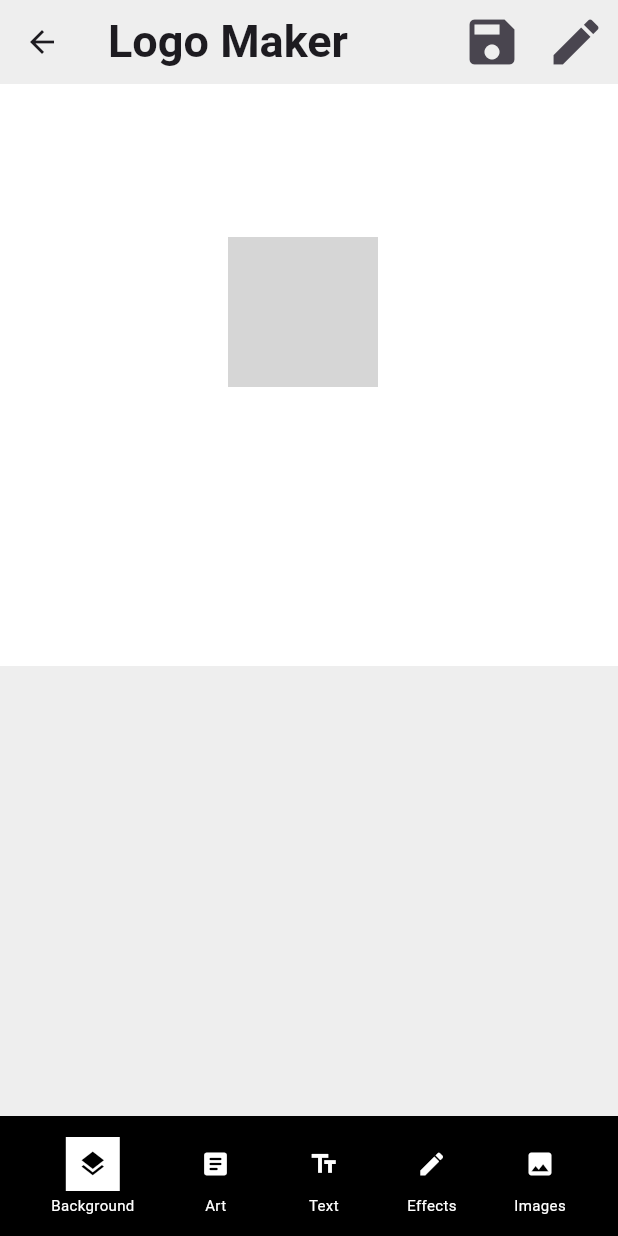
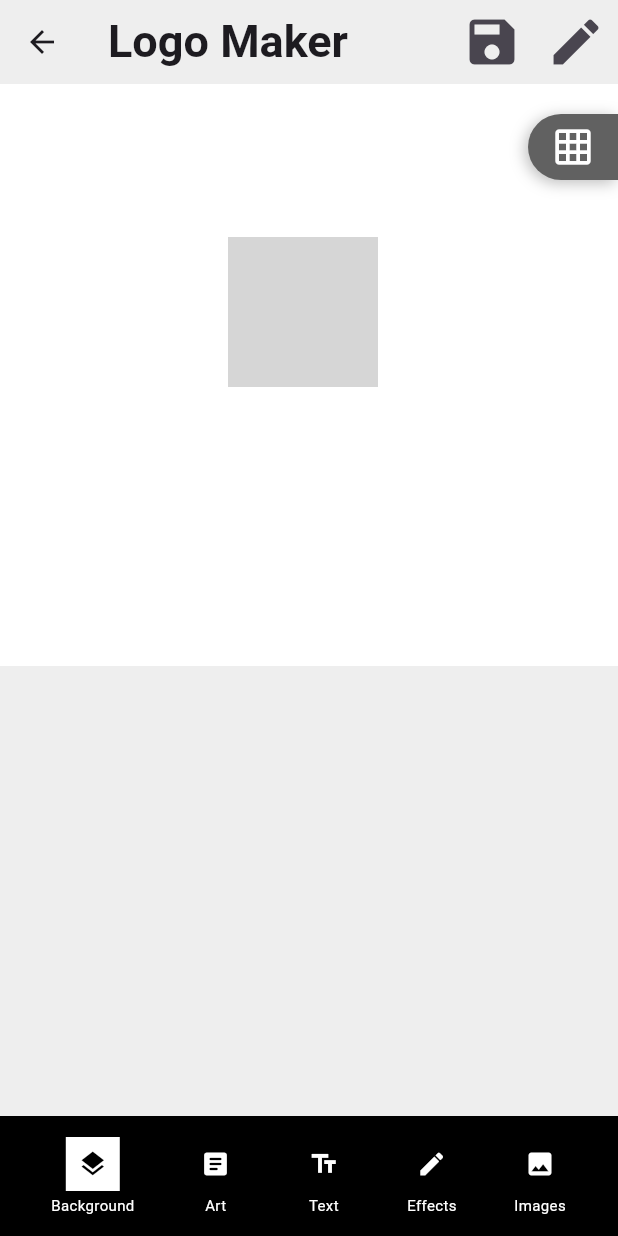
Before and after one commit to devsinntechnologies/logo-app-flutter, a Flutter app: the DownloadLogo screen opened directly with empty values, on a phone screen of 412 x 824 dp. Run offline on Flutter 3.47's test engine with Material 3 defaults, Android fonts, the light colour scheme and no system bars; our stand-ins replace connectivity_plus, flutter_svg, google_fonts; grey boxes are pictures that could not be loaded.

Commit message:
Updated the grid functionality

```diff
--- a/logo_app_flutter/lib/fragments/template_widget.dart
+++ b/logo_app_flutter/lib/fragments/template_widget.dart
@@ -97,6 +97,7 @@ class _TemplateWidgetState extends State<TemplateWidget> {
               itemBuilder: (context, index) {
                 return InkWell(
                   onTap: () {
+
                     final selectedSvg = svgList[index];
                     Navigator.push(
                       context,
--- a/logo_app_flutter/lib/screens/download_logo.dart
+++ b/logo_app_flutter/lib/screens/download_logo.dart
@@ -21,6 +21,9 @@ class _DownloadLogoState extends State<DownloadLogo> {
   late Offset logoPosition;
   late Offset companyNamePosition;
   late Offset sloganPosition;
+
+  bool _showGrid = false;
+
 
   @override
   void initState() {
@@ -54,7 +57,8 @@ class _DownloadLogoState extends State<DownloadLogo> {
 
   void _deleteElement() {
     setState(() {
-      selectedElement = null;
+
+      selectedElement = null; // Deselect
       ScaffoldMessenger.of(
         context,
       ).showSnackBar(const SnackBar(content: Text('Element deleted!')));
@@ -95,6 +99,7 @@ class _DownloadLogoState extends State<DownloadLogo> {
       }
     });
   }
+
   void _showSaveOptions() {
     showDialog(
       context: context,
@@ -169,7 +174,7 @@ void _saveAsPNG() {
               color: Colors.white,
               shape: BoxShape.circle,
               border: Border.all(color: Colors.black, width: 2),
-              boxShadow: [
+              boxShadow: const [
                 BoxShadow(
                   color: Colors.black26,
                   blurRadius: 4,
@@ -184,13 +189,12 @@ void _saveAsPNG() {
     );
   }
 
-  // scaffold
   @override
   Widget build(BuildContext context) {
     return Scaffold(
       appBar: AppBar(
         backgroundColor: Colors.grey.shade200,
-        title: Text(
+        title: const Text(
           'Logo Maker',
           style: TextStyle(fontSize: 30, fontWeight: FontWeight.bold),
         ),
@@ -219,16 +223,60 @@ void _saveAsPNG() {
         ],
       ),
 
-      // Main content
       body: Stack(
         children: [
+
           Container(height: 500, width: double.infinity, color: Colors.white),
           Column(
             children: [
               Expanded(
                 child: Stack(
                   children: [
-                    // Company Name
+
+                    if (_showGrid)
+                      CustomPaint(
+                        painter: _GridPainter(
+
+                          gridColor: Colors.black,
+                        ),
+
+                        size: Size.infinite,
+                      ),
+
+                    Positioned(
+                      top: 20,
+                      right: 0,
+                      child: GestureDetector(
+                        onTap: () {
+                          setState(() {
+                            _showGrid = !_showGrid;
+                          });
+                        },
+                        child: Container(
+                          padding: const EdgeInsets.symmetric(horizontal: 16, vertical: 8),
+                          decoration: BoxDecoration(
+                            color: Colors.grey.shade700,
+                            borderRadius: const BorderRadius.only(
+                              topLeft: Radius.circular(25.0),
+                              bottomLeft: Radius.circular(25.0),
+                            ),
+                            boxShadow: const [
+                              BoxShadow(
+                                color: Colors.black26,
+                                blurRadius: 8,
+                                offset: Offset(-2, 2),
+                              ),
+                            ],
+                          ),
+                          child: Icon(
+                            _showGrid ? Icons.grid_off : Icons.grid_on,
+                            color: Colors.white,
+                            size: 28,
+                          ),
+                        ),
+                      ),
+                    ),
+
                     Positioned(
                       left: companyNamePosition.dx,
                       top: companyNamePosition.dy,
@@ -238,8 +286,7 @@ void _saveAsPNG() {
                             selectedElement = 1;
                           });
                         },
-                        onPanUpdate:
-                            isEditing && selectedElement == 1
+                        onPanUpdate: isEditing && selectedElement == 1
                             ? (details) {
                           setState(() {
                             companyNamePosition = _limitOffset(
@@ -250,8 +297,7 @@ void _saveAsPNG() {
                         }
                             : null,
                         child: Container(
-                          decoration:
-                              selectedElement == 1
+                          decoration: selectedElement == 1
                               ? BoxDecoration(
                             border: Border.all(
                               color: Colors.black38,
@@ -326,7 +372,6 @@ void _saveAsPNG() {
                       ),
                     ),
 
-                    // Slogan
                     Positioned(
                       left: sloganPosition.dx,
                       top: sloganPosition.dy,
@@ -336,8 +381,7 @@ void _saveAsPNG() {
                             selectedElement = 2;
                           });
                         },
-                        onPanUpdate:
-                            isEditing && selectedElement == 2
+                        onPanUpdate: isEditing && selectedElement == 2
                             ? (details) {
                           setState(() {
                             sloganPosition = _limitOffset(
@@ -348,8 +392,7 @@ void _saveAsPNG() {
                         }
                             : null,
                         child: Container(
-                          decoration:
-                              selectedElement == 2
+                          decoration: selectedElement == 2
                               ? BoxDecoration(
                             border: Border.all(
                               color: Colors.black38,
@@ -424,7 +467,6 @@ void _saveAsPNG() {
                       ),
                     ),
 
-                    // Logo
                     Positioned(
                       left: logoPosition.dx,
                       top: logoPosition.dy,
@@ -434,8 +476,7 @@ void _saveAsPNG() {
                             selectedElement = 0;
                           });
                         },
-                        onPanUpdate:
-                            isEditing && selectedElement == 0
+                        onPanUpdate: isEditing && selectedElement == 0
                             ? (details) {
                           setState(() {
                             logoPosition = _limitOffset(
@@ -446,8 +487,7 @@ void _saveAsPNG() {
                         }
                             : null,
                         child: Container(
-                          decoration:
-                              selectedElement == 0
+                          decoration: selectedElement == 0
                               ? BoxDecoration(
                             border: Border.all(
                               color: Colors.black38,
@@ -523,14 +563,15 @@ void _saveAsPNG() {
                 ),
               ),
               Column(
-                children: [Container(height: 300, color: Colors.grey.shade200)],
+                children: [
+                  Container(height: 300, color: Colors.grey.shade200)
+                ],
               ),
             ],
           ),
         ],
       ),
 
-      //bottom bar
       bottomNavigationBar: BottomAppBar(
         color: Colors.black,
         child: Row(
@@ -566,7 +607,6 @@ void _saveAsPNG() {
                 onTap = () {
                   setState(() {
                     selectedIndex = 2;
-
                   });
                 };
                 break;
@@ -623,3 +663,60 @@ void _saveAsPNG() {
     );
   }
 }
+
+class _GridPainter extends CustomPainter {
+  final Color gridColor;
+
+  _GridPainter({required this.gridColor});
+
+  final double _dashWidth = 4.0;
+  final double _dashSpace = 4.0;
+  final double _strokeWidth = 2.0;
+
+  @override
+  void paint(Canvas canvas, Size size) {
+    final Paint paint = Paint()
+      ..color = gridColor
+      ..strokeWidth = _strokeWidth
+      ..style = PaintingStyle.stroke;
+
+
+    final double colStep = size.width / 4;
+    final double rowStep = size.height / 4;
+
+    for (int i = 0; i <= 4; i++) {
+      final double y = i * rowStep;
+      double currentX = 0;
+      while (currentX < size.width) {
+        double segmentEnd = currentX + _dashWidth;
+
+        if (segmentEnd > size.width) {
+          segmentEnd = size.width;
+        }
+        canvas.drawLine(Offset(currentX, y), Offset(segmentEnd, y), paint);
+        currentX += _dashWidth + _dashSpace;
+      }
+    }
+
+    for (int i = 0; i <= 4; i++) {
+      final double x = i * colStep;
+      double currentY = 0;
+      while (currentY < size.height) {
+        double segmentEnd = currentY + _dashWidth;
+
+        if (segmentEnd > size.height) {
+          segmentEnd = size.height;
+        }
+        canvas.drawLine(Offset(x, currentY), Offset(x, segmentEnd), paint);
+        currentY += _dashWidth + _dashSpace;
+      }
+    }
+  }
+
+  @override
+  bool shouldRepaint(covariant _GridPainter oldDelegate) {
+
+
+    return oldDelegate.gridColor != gridColor;
+  }
+}
--- a/logo_app_flutter/pubspec.yaml
+++ b/logo_app_flutter/pubspec.yaml
@@ -69,6 +69,7 @@ flutter:
   # To add assets to your application, add an assets section, like this:
   assets:
      - lib/assets/icons/
+     - lib/assets/svgs/
   #   - images/a_dot_ham.jpeg
 
   # An image asset can refer to one or more resolution-specific "variants", see
```
Also changed, not shown: logo_app_flutter/lib/assets/svgs/pages.svg (added), logo_app_flutter/pubspec.lock. Lines whose indentation alone changed are shown as unchanged.
